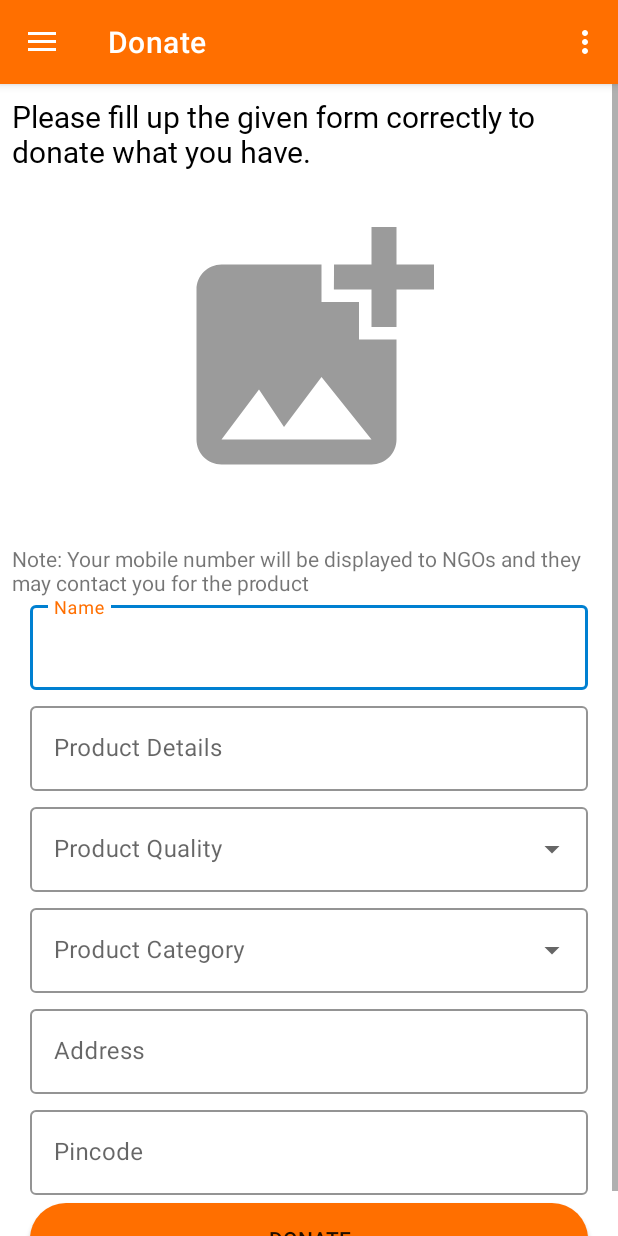
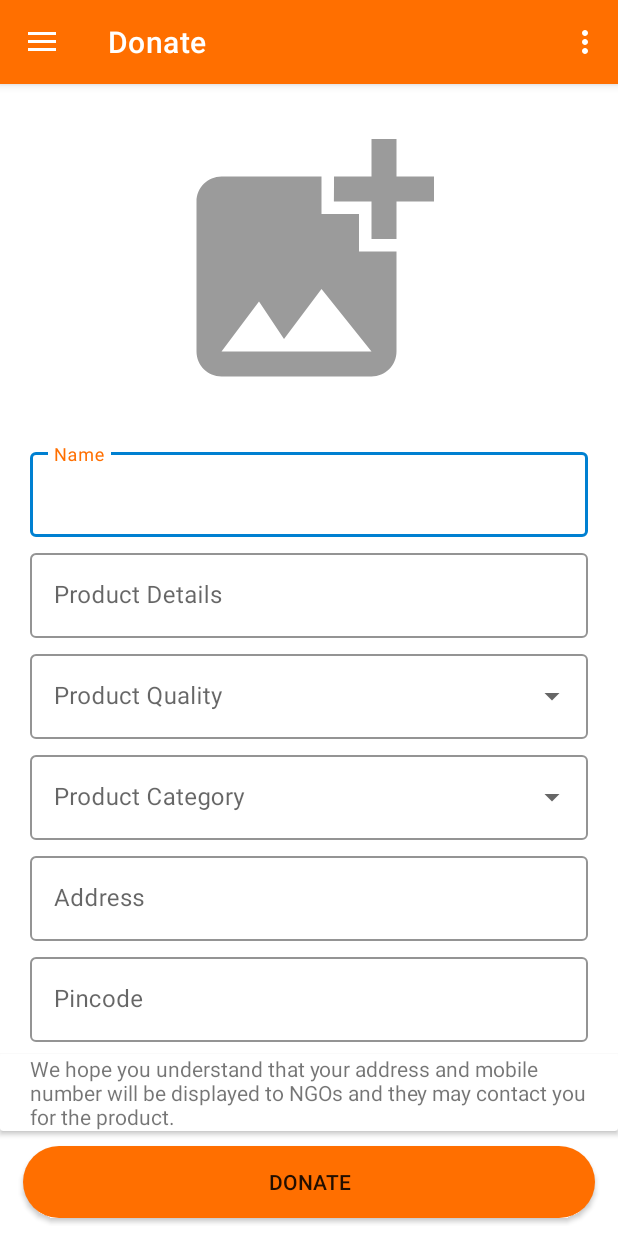
Before and after one commit to alokbharti/DonationBox2, an Android app: the MainActivity screen opened directly, with no data from a screen before it, in the side drawer, after a tap on "Donate", on a phone screen of 412 x 824 dp. Run offline under Robolectric (Android 15) with nearby library versions, the phone set to English and light mode, and no system bars; our stand-ins replace Firebase (no records; nobody signed in at launch, a user with empty details on screens opened directly), Picasso, navigation-ui.

Commit message:
Added code for Home Fragement & few files modified

```diff
--- a/app/src/main/java/com/example/donationbox/ui/ngo/NgoRepository.java
+++ b/app/src/main/java/com/example/donationbox/ProductDataRepository.java
@@ -1,4 +1,4 @@
-package com.example.donationbox.ui.ngo;
+package com.example.donationbox;
 
 import android.util.Log;
 
@@ -15,7 +15,7 @@ import com.google.firebase.database.ValueEventListener;
 
 import java.util.ArrayList;
 
-public class NgoRepository {
+public class ProductDataRepository {
 
     public MutableLiveData<ArrayList<Donor>> getAllProductList(){
         MutableLiveData<ArrayList<Donor>> allProductList = new MutableLiveData<>();
--- a/app/src/main/java/com/example/donationbox/ui/home/HomeFragment.java
+++ b/app/src/main/java/com/example/donationbox/ui/home/HomeFragment.java
@@ -1,26 +1,26 @@
 package com.example.donationbox.ui.home;
 
-import android.content.Intent;
 import android.os.Bundle;
 import android.view.LayoutInflater;
 import android.view.View;
 import android.view.ViewGroup;
-import android.widget.TextView;
-
-import androidx.annotation.Nullable;
 import androidx.annotation.NonNull;
 import androidx.fragment.app.Fragment;
-import androidx.lifecycle.Observer;
 import androidx.lifecycle.ViewModelProviders;
+import androidx.recyclerview.widget.LinearLayoutManager;
+import androidx.recyclerview.widget.RecyclerView;
 
-import com.example.donationbox.GlobalSettingsRepository;
 import com.example.donationbox.R;
-import com.example.donationbox.ui.auth.PhoneAuthActivity;
-import com.google.firebase.auth.FirebaseAuth;
+import com.example.donationbox.ui.donate.Donor;
+
+import java.util.ArrayList;
 
 public class HomeFragment extends Fragment {
 
     private HomeViewModel homeViewModel;
+
+    private RecyclerView productListRecyclerView;
+    private RecyclerView.Adapter productListAdapter;
 
     public View onCreateView(@NonNull LayoutInflater inflater,
                              ViewGroup container, Bundle savedInstanceState) {
@@ -28,11 +28,17 @@ public class HomeFragment extends Fragment {
                 ViewModelProviders.of(this).get(HomeViewModel.class);
         View root = inflater.inflate(R.layout.fragment_home, container, false);
 
-        homeViewModel.getText().observe(this, new Observer<String>() {
-            @Override
-            public void onChanged(@Nullable String s) {
+        productListRecyclerView = root.findViewById(R.id.product_list_recyclerview);
+        productListRecyclerView.setHasFixedSize(false);
+        productListRecyclerView.setLayoutManager(new LinearLayoutManager(getContext()));
 
-            }
+        ArrayList<Donor> allDonatedProductList = new ArrayList<>();
+        productListAdapter = new ProductListAdapter(allDonatedProductList);
+        productListRecyclerView.setAdapter(productListAdapter);
+
+        homeViewModel.getAllDonatedProductList().observe(this, productList -> {
+            allDonatedProductList.addAll(productList);
+            productListAdapter.notifyDataSetChanged();
         });
 
         return root;
--- a/app/src/main/java/com/example/donationbox/ui/home/HomeViewModel.java
+++ b/app/src/main/java/com/example/donationbox/ui/home/HomeViewModel.java
@@ -4,16 +4,21 @@ import androidx.lifecycle.LiveData;
 import androidx.lifecycle.MutableLiveData;
 import androidx.lifecycle.ViewModel;
 
+import com.example.donationbox.ProductDataRepository;
+import com.example.donationbox.ui.donate.Donor;
+
+import java.util.ArrayList;
+
 public class HomeViewModel extends ViewModel {
 
-    private MutableLiveData<String> mText;
+    private ProductDataRepository productDataRepository;
 
     public HomeViewModel() {
-        mText = new MutableLiveData<>();
-        mText.setValue("This is home fragment");
+        productDataRepository = new ProductDataRepository();
     }
 
-    public LiveData<String> getText() {
-        return mText;
+    public LiveData<ArrayList<Donor>> getAllDonatedProductList(){
+        return productDataRepository.getAllProductList();
     }
+
 }
--- /dev/null
+++ b/app/src/main/java/com/example/donationbox/ui/home/ProductListAdapter.java
@@ -0,0 +1,73 @@
+package com.example.donationbox.ui.home;
+
+import android.content.Context;
+import android.view.LayoutInflater;
+import android.view.View;
+import android.view.ViewGroup;
+import android.widget.TextView;
+
+import androidx.annotation.NonNull;
+import androidx.appcompat.widget.AppCompatImageView;
+import androidx.recyclerview.widget.RecyclerView;
+
+import com.example.donationbox.R;
+import com.example.donationbox.ui.donate.Donor;
+import com.squareup.picasso.Picasso;
+
+import java.util.ArrayList;
+
+public class ProductListAdapter extends RecyclerView.Adapter<ProductListAdapter.ViewHolder> {
+
+    private ArrayList<Donor> productArrayList;
+    private Context context;
+
+    public ProductListAdapter(ArrayList<Donor> productArrayList) {
+        this.productArrayList = productArrayList;
+    }
+
+    @NonNull
+    @Override
+    public ViewHolder onCreateViewHolder(@NonNull ViewGroup parent, int viewType) {
+        context = parent.getContext();
+        View view = LayoutInflater.from(parent.getContext()).inflate(R.layout.donate_product_list, parent, false);
+        return new ProductListAdapter.ViewHolder(view);
+    }
+
+    @Override
+    public void onBindViewHolder(@NonNull ViewHolder holder, int position) {
+        Donor donor = productArrayList.get(position);
+        holder.productDetails.setText(donor.getDonorProductDetails());
+        holder.productCategory.setText(donor.getDonorProductCategory());
+        holder.productQuality.setText(String.format("Product Quality: %s", donor.getDonorProductQuality()));
+        holder.userName.setText(donor.getDonorName());
+        Picasso.with(context).load(donor.getDonorProductImageUrl()).into(holder.productImage);
+
+        if(donor.getDonorProductIsClaimed()){
+            holder.productClaimStatus.setText(String.format("Claimed by: %s", donor.getDonorProductClaimedBy()));
+        } else {
+            holder.productClaimStatus.setText("Not Claimed");
+        }
+    }
+
+    @Override
+    public int getItemCount() {
+        return productArrayList.size();
+    }
+
+    public class ViewHolder extends RecyclerView.ViewHolder {
+
+        private TextView productDetails, productClaimStatus, userName, productCategory, productQuality;
+        private AppCompatImageView productImage;
+
+        public ViewHolder(@NonNull View itemView) {
+            super(itemView);
+
+            productDetails = itemView.findViewById(R.id.donated_product_details);
+            productCategory = itemView.findViewById(R.id.donated_product_category);
+            productQuality = itemView.findViewById(R.id.donated_product_condition);
+            userName = itemView.findViewById(R.id.donated_product_donor_name);
+            productImage = itemView.findViewById(R.id.donated_product_image);
+            productClaimStatus = itemView.findViewById(R.id.donated_product_claim_status);
+        }
+    }
+}
--- a/app/src/main/res/layout/fragment_donor.xml
+++ b/app/src/main/res/layout/fragment_donor.xml
@@ -9,23 +9,10 @@
         android:layout_width="match_parent"
         android:layout_height="wrap_content">
 
-        <TextView
-            android:id="@+id/text_donor"
-            android:layout_width="match_parent"
-            android:layout_height="wrap_content"
-            android:layout_marginStart="8dp"
-            android:layout_marginTop="8dp"
-            android:layout_marginEnd="8dp"
-            android:fontFamily="@font/avenir"
-            android:textColor="@android:color/black"
-            android:textSize="20sp"
-            android:text="@string/donor_text"/>
-
         <ImageView
             android:id="@+id/donor_product_image"
             android:layout_width="match_parent"
             android:layout_height="200dp"
-            android:layout_below="@id/text_donor"
             android:layout_margin="20dp"
             android:src="@drawable/ic_baseline_add_photo_alternate_24"/>
 
@@ -33,28 +20,16 @@
             android:id="@+id/progressbar"
             android:layout_width="wrap_content"
             android:layout_height="200dp"
-            android:layout_below="@id/text_donor"
-            android:layout_centerInParent="true"
+            android:layout_centerHorizontal="true"
             android:layout_margin="20dp"
             android:visibility="invisible"/>
-
-        <TextView
-            android:id="@+id/donor_note"
-            android:layout_width="match_parent"
-            android:layout_height="wrap_content"
-            android:layout_marginStart="8dp"
-            android:layout_marginTop="8dp"
-            android:layout_marginEnd="8dp"
-            android:layout_below="@id/donor_product_image"
-            android:text="Note: Your mobile number will be displayed to NGOs and they may contact you for the product"
-            />
 
         <com.google.android.material.textfield.TextInputLayout
             android:id="@+id/donor_name_layout"
             android:layout_width="match_parent"
             android:layout_height="wrap_content"
             style="@style/Widget.MaterialComponents.TextInputLayout.OutlinedBox"
-            android:layout_below="@id/donor_note"
+            android:layout_below="@id/donor_product_image"
             android:layout_marginStart="20dp"
             android:layout_marginEnd="20dp"
             android:hint="@string/donor_name"
@@ -162,16 +137,33 @@
                 tools:text="482005"/>
         </com.google.android.material.textfield.TextInputLayout>
 
+        <androidx.cardview.widget.CardView
+            android:id="@+id/donor_note"
+            android:layout_width="match_parent"
+            android:layout_height="wrap_content"
+            android:layout_marginTop="8dp"
+            android:layout_below="@id/donor_pincode_layout">
+
+            <TextView
+                android:layout_width="match_parent"
+                android:layout_height="wrap_content"
+                android:layout_marginStart="20dp"
+                android:layout_marginEnd="20dp"
+                android:layout_below="@id/donor_product_image"
+                android:text="@string/donor_note" />
+
+        </androidx.cardview.widget.CardView>
+
         <androidx.appcompat.widget.AppCompatButton
             android:id="@+id/donate_button"
             android:layout_width="match_parent"
             android:layout_height="wrap_content"
             android:background="@drawable/shape"
-            android:layout_below="@id/donor_pincode_layout"
+            android:layout_below="@id/donor_note"
             android:backgroundTint="@color/colorPrimary"
-            android:layout_marginStart="20dp"
-            android:layout_marginEnd="20dp"
-            android:layout_marginTop="5dp"
+            android:layout_marginStart="15dp"
+            android:layout_marginEnd="15dp"
+            android:layout_marginTop="10dp"
             android:layout_marginBottom="5dp"
             android:text="@string/donate"/>
 
--- a/app/src/main/res/layout/ngo_product_list.xml
+++ b/app/src/main/res/layout/ngo_product_list.xml
@@ -3,7 +3,7 @@
     xmlns:android="http://schemas.android.com/apk/res/android"
     android:layout_width="match_parent"
     android:layout_height="wrap_content"
-    android:layout_marginBottom="10dp"
+    android:layout_marginBottom="5dp"
     xmlns:tools="http://schemas.android.com/tools">
 
     <RelativeLayout
--- a/app/src/main/res/values/strings.xml
+++ b/app/src/main/res/values/strings.xml
@@ -23,7 +23,6 @@
     <string name="verification_code">Enter verification code</string>
     <string name="mark_it_claimed">MARK IT CLAIMED</string>
     <string name="undo_claim">UNDO CLAIM</string>
-    <string name="donor_text">Please fill up the given form correctly to donate what you have.</string>
     <string name="donor_name">Name</string>
     <string name="donor_product_details">Product Details</string>
     <string name="donor_address">Address</string>
@@ -32,4 +31,5 @@
     <string name="donor_product_category">Product Category</string>
     <string name="donate">DONATE</string>
     <string name="menu_donate">Donate</string>
+    <string name="donor_note">We hope you understand that your address and mobile number will be displayed to NGOs and they may contact you for the product.</string>
 </resources>
```
Also changed, not shown: app/src/main/java/com/example/donationbox/ui/ngo/NgoViewModel.java (+6 -5 lines), app/src/main/res/layout/donate_product_list.xml (added, +72 -0 lines), app/src/main/res/layout/fragment_home.xml (+9 -1 lines).
